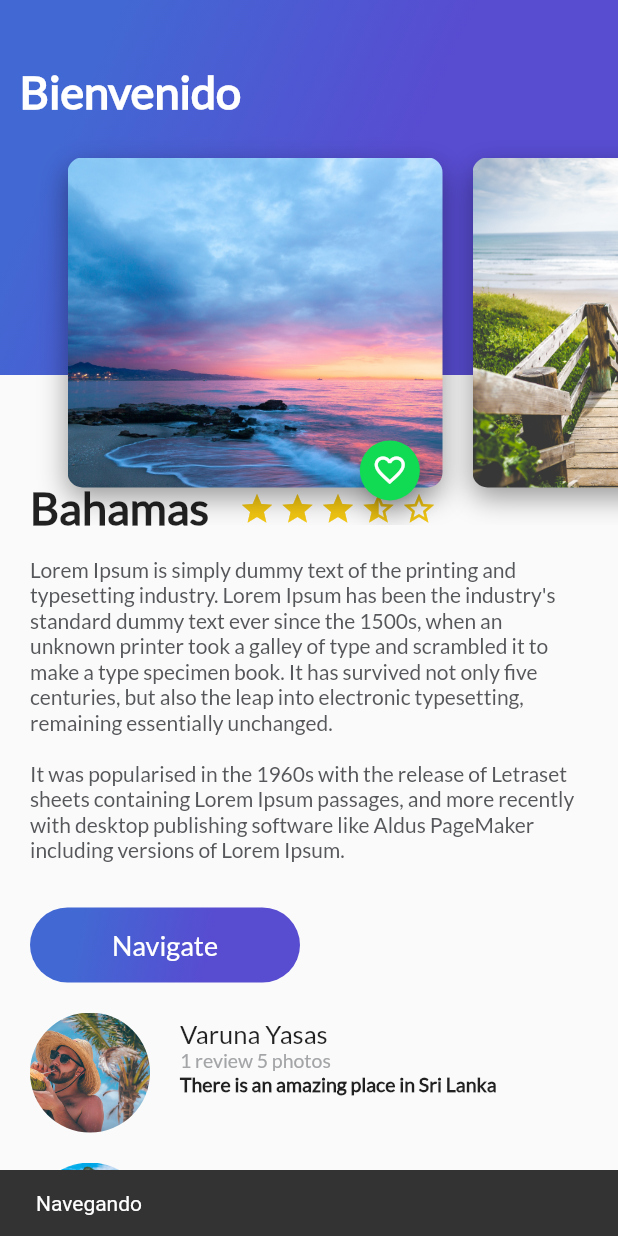
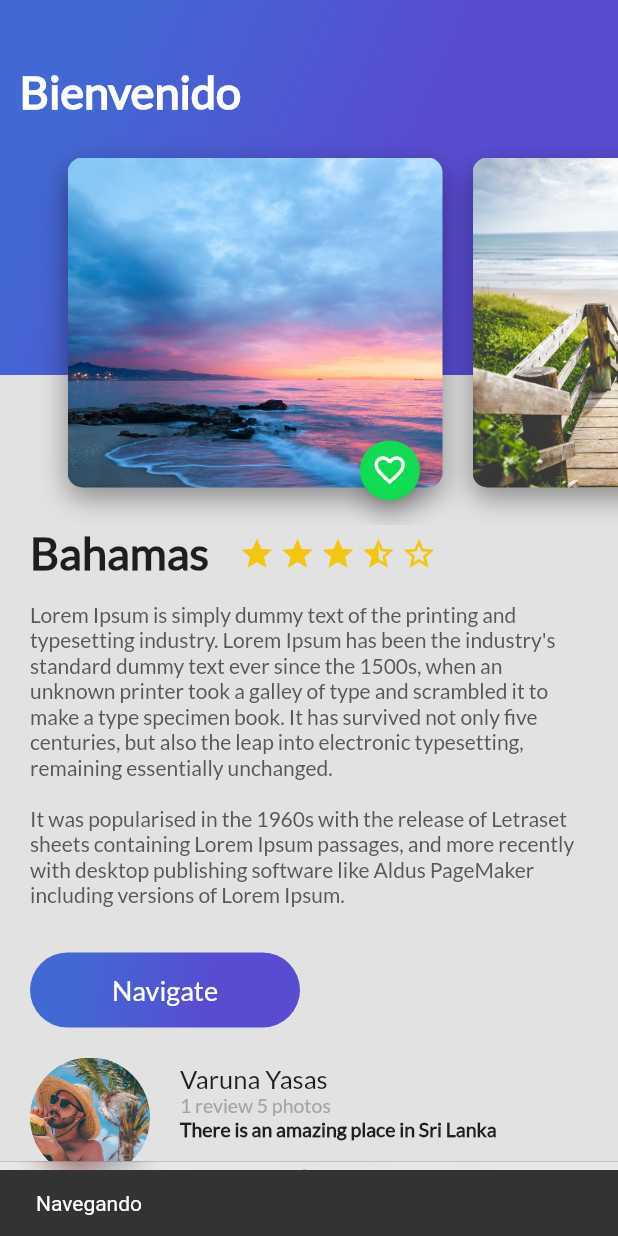
Before and after one commit to iblurdesigner/Flutter_basico, a Flutter app: the screen it shows after launch, after a tap on "Navigate", on a phone screen of 412 x 824 dp. Run offline on Flutter 3.47's test engine with Material 2 defaults, Android fonts, the phone set to English and light mode, and no system bars.

Commit message:
Fin del curso basico

```diff
--- a/lib/description_place.dart
+++ b/lib/description_place.dart
@@ -16,7 +16,7 @@ class DescriptionPlace extends StatelessWidget {
     // << VARIABLE DE LAS ESTRELLAS >>
     final star = Container(
       margin: EdgeInsets.only(
-        top: 323.0,
+        top: 353.0,
         right: 3.0,
       ),
 
@@ -29,7 +29,7 @@ class DescriptionPlace extends StatelessWidget {
 
     final star_half = Container(
       margin: EdgeInsets.only(
-        top: 323.0,
+        top: 353.0,
         right: 3.0,
       ),
 
@@ -42,7 +42,7 @@ class DescriptionPlace extends StatelessWidget {
 
     final star_border = Container(
       margin: EdgeInsets.only(
-        top: 323.0,
+        top: 353.0,
         right: 3.0,
       ),
 
@@ -58,7 +58,7 @@ class DescriptionPlace extends StatelessWidget {
       children: <Widget>[
         Container(
           margin: EdgeInsets.only(
-            top: 320.0,
+            top: 350.0,
             left: 20.0,
             right: 20.0,
           ),
--- /dev/null
+++ b/lib/home_trips.dart
@@ -0,0 +1,27 @@
+import 'package:flutter/material.dart';
+import 'package:platzitripsapp/description_place.dart';
+import 'package:platzitripsapp/header_appbar.dart';
+import 'package:platzitripsapp/review_list.dart';
+
+class HomeTrips extends StatelessWidget{
+
+  String descriptionDummy = "Lorem Ipsum is simply dummy text of the printing and typesetting industry. Lorem Ipsum has been the industry's standard dummy text ever since the 1500s, when an unknown printer took a galley of type and scrambled it to make a type specimen book. It has survived not only five centuries, but also the leap into electronic typesetting, remaining essentially unchanged. \n\nIt was popularised in the 1960s with the release of Letraset sheets containing Lorem Ipsum passages, and more recently with desktop publishing software like Aldus PageMaker including versions of Lorem Ipsum.";
+
+  @override
+  Widget build(BuildContext context) {
+    // TODO: implement build
+    return Stack(
+      children: <Widget>[
+        ListView(
+          children: <Widget>[
+            DescriptionPlace("Bahamas", 5, descriptionDummy),
+            ReviewList()
+          ],
+        ),
+        HeaderAppBar()
+      ],
+    );
+  }
+
+
+}
--- a/lib/main.dart
+++ b/lib/main.dart
@@ -1,15 +1,12 @@
 import 'package:flutter/material.dart';
-import 'description_place.dart';
-import 'review_list.dart';
-import 'gradient_back.dart';
 import 'package:flutter/services.dart';
-import 'header_appbar.dart';
+import 'platzi_trips.dart';
+import 'platzi_trips_cupertino.dart';
 
 void main() => runApp(MyApp());
 
 class MyApp extends StatelessWidget {
   // This widget is the root of your application.
-  final descriptionDummy = "Lorem Ipsum is simply dummy text of the printing and typesetting industry. Lorem Ipsum has been the industry's standard dummy text ever since the 1500s, when an unknown printer took a galley of type and scrambled it to make a type specimen book. It has survived not only five centuries, but also the leap into electronic typesetting, remaining essentially unchanged. \n\nIt was popularised in the 1960s with the release of Letraset sheets containing Lorem Ipsum passages, and more recently with desktop publishing software like Aldus PageMaker including versions of Lorem Ipsum.";
 
   @override
   Widget build(BuildContext context) {
@@ -31,23 +28,8 @@ class MyApp extends StatelessWidget {
         // is not restarted.
         primarySwatch: Colors.blue,
       ),
-      home: Scaffold(
-//        appBar: AppBar(
-//          title: Text("Platzi Turism"),
-//        ),
-        // body: DescriptionPlace("Bahamas", 5, descriptionDummy),
-        body: Stack(
-          children: <Widget>[
-            ListView(
-              children: <Widget>[
-                DescriptionPlace("Bahamas", 5, descriptionDummy),
-                ReviewList()
-              ],
-            ),
-            HeaderAppBar()
-          ],
-        ),
-      ) //MyHomePage(title: 'Flutter Demo Home Page'),
+      home: PlatziTrips() //MyHomePage(title: 'Flutter Demo Home Page'),
+//      home: PlatziTripsCupertino() //MyHomePage(title: 'Flutter Demo Home Page'),
     );
   }
 }
--- /dev/null
+++ b/lib/platzi_trips.dart
@@ -0,0 +1,66 @@
+import 'package:flutter/material.dart';
+import 'home_trips.dart';
+import 'search_trips.dart';
+import 'profile_trips.dart';
+import 'platzi_trips_cupertino.dart';
+
+class PlatziTrips extends StatefulWidget{
+  @override
+  State<StatefulWidget> createState() {
+    // TODO: implement createState
+    return _PlatziTrips();
+  }
+
+}
+
+class _PlatziTrips extends State<PlatziTrips> {
+  int indexTap = 0;
+
+  final List<Widget> widgetsChildren = [
+    HomeTrips(),
+    SearchTrips(),
+    ProfileTrips()
+  ];
+
+  void onTapTapped(int index){
+    setState(() {
+      indexTap = index;
+    });
+  }
+
+  @override
+  Widget build(BuildContext context) {
+    // TODO: implement build
+
+
+    return Scaffold(
+      body: PlatziTripsCupertino(),
+//      body: widgetsChildren[indexTap],
+//      bottomNavigationBar: Theme(
+//        data: Theme.of(context).copyWith(
+//          canvasColor: Colors.white,
+//          primaryColor: Colors.purple
+//        ),
+//        child: BottomNavigationBar(
+//          onTap: onTapTapped,
+//          currentIndex: indexTap,
+//          items: [
+//            BottomNavigationBarItem(
+//              icon: Icon(Icons.home),
+//              title: Text("")
+//            ),
+//            BottomNavigationBarItem(
+//              icon: Icon(Icons.search),
+//              title: Text("")
+//            ),
+//            BottomNavigationBarItem(
+//              icon: Icon(Icons.person),
+//              title: Text("")
+//            )
+//          ],
+//        ),
+//      ),
+    );
+  }
+
+}
--- /dev/null
+++ b/lib/platzi_trips_cupertino.dart
@@ -0,0 +1,59 @@
+import 'package:flutter/material.dart';
+import 'package:flutter/cupertino.dart';
+import 'home_trips.dart';
+import 'search_trips.dart';
+import 'profile_trips.dart';
+
+class PlatziTripsCupertino extends StatelessWidget{
+  @override
+  Widget build(BuildContext context) {
+    // TODO: implement build
+    return Scaffold(
+      bottomNavigationBar: CupertinoTabScaffold(
+        tabBar: CupertinoTabBar(
+          backgroundColor: Color(0x33FFFFFF),
+          items: [
+            BottomNavigationBarItem(
+                icon: Icon(Icons.home, color: Colors.indigo),
+                title: Text("")
+            ),
+            BottomNavigationBarItem(
+                icon: Icon(Icons.search, color: Colors.indigo),
+                title: Text("")
+            ),
+            BottomNavigationBarItem(
+                icon: Icon(Icons.person, color: Colors.indigo),
+                title: Text("")
+            ),
+          ],
+        ),
+
+        tabBuilder: (BuildContext context, int index){
+          switch(index){
+            case 0:
+              return CupertinoTabView(
+                builder: (BuildContext context) => HomeTrips(),
+              );
+              break;
+            case 1:
+              return CupertinoTabView(
+                builder: (BuildContext context) => SearchTrips(),
+              );
+              break;
+            case 2:
+              return CupertinoTabView(
+                builder: (BuildContext context) => ProfileTrips(),
+              );
+              break;
+            default:
+              return CupertinoTabView(
+                builder: (BuildContext context) => HomeTrips(),
+              );
+          }
+        },
+
+    ),
+    );
+  }
+
+}
--- /dev/null
+++ b/lib/profile_trips.dart
@@ -0,0 +1,12 @@
+import 'package:flutter/material.dart';
+
+class ProfileTrips extends StatelessWidget{
+  @override
+  Widget build(BuildContext context) {
+    // TODO: implement build
+    return Container(
+      color: Colors.indigo,
+    );
+  }
+
+}
--- /dev/null
+++ b/lib/search_trips.dart
@@ -0,0 +1,12 @@
+import 'package:flutter/material.dart';
+
+class SearchTrips extends StatelessWidget{
+  @override
+  Widget build(BuildContext context) {
+    // TODO: implement build
+    return Container(
+      color: Colors.greenAccent,
+    );
+  }
+
+}
```
